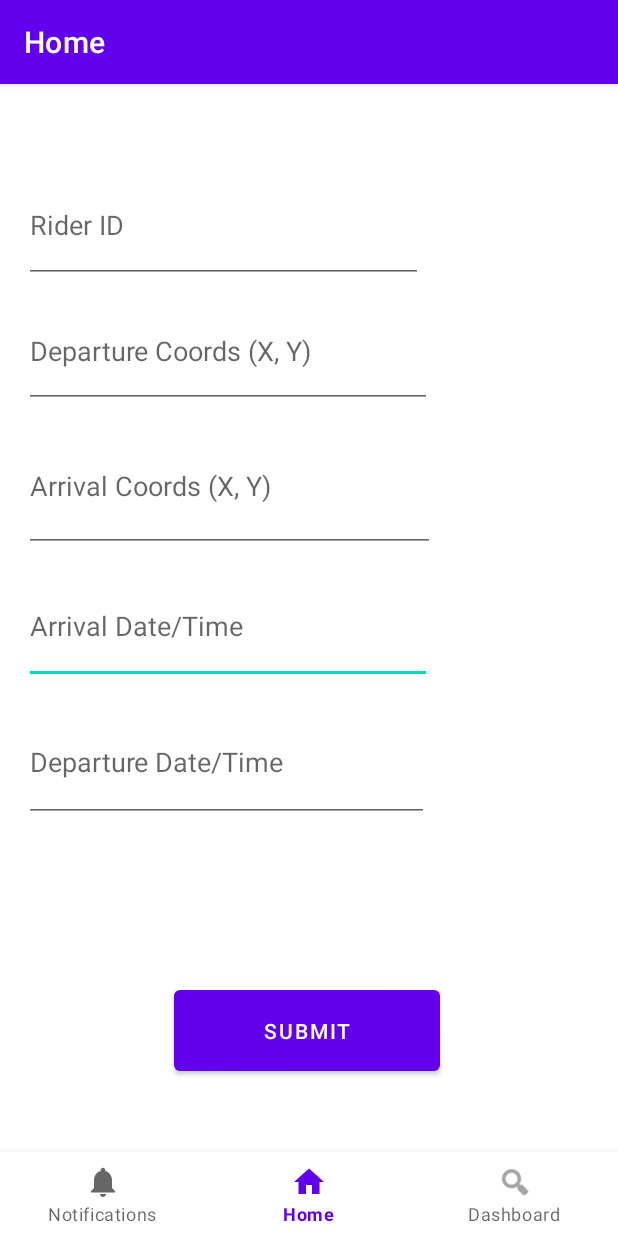
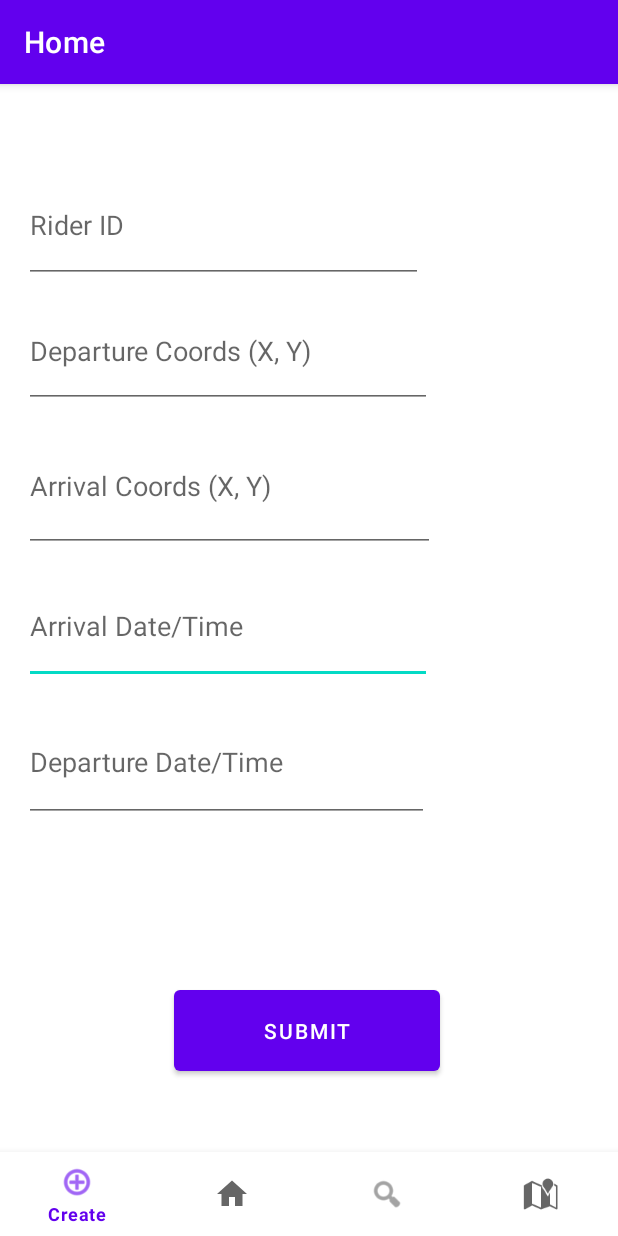
Before and after one commit to Jtho28/RollTogether, an Android app: the screen it shows after launch (MainActivity), on a phone screen of 412 x 824 dp. Run offline under Robolectric (Android 15) with nearby library versions, the phone set to English and light mode, and no system bars; our stand-ins replace navigation-ui.

Commit message:
Starting work for map view

```diff
--- a/android/app/src/main/java/com/example/rolltogether/MainActivity.kt
+++ b/android/app/src/main/java/com/example/rolltogether/MainActivity.kt
@@ -25,7 +25,7 @@ class MainActivity : AppCompatActivity() {
         // Passing each menu ID as a set of Ids because each
         // menu should be considered as top level destinations.
         val appBarConfiguration = AppBarConfiguration(setOf(
-                R.id.navigation_home, R.id.navigation_dashboard, R.id.navigation_notifications))
+                R.id.navigation_home, R.id.navigation_recommend, R.id.navigation_notifications))
         setupActionBarWithNavController(navController, appBarConfiguration)
         navView.setupWithNavController(navController)
     }
--- a/android/app/src/main/res/menu/bottom_nav_menu.xml
+++ b/android/app/src/main/res/menu/bottom_nav_menu.xml
@@ -3,19 +3,24 @@
     xmlns:android="http://schemas.android.com/apk/res/android">
 
     <item
-        android:id="@+id/navigation_notifications"
+        android:id="@+id/navigation_create"
         android:layout_width="wrap_content"
         android:layout_height="wrap_content"
-        android:icon="@drawable/ic_notifications_black_24dp"
-        android:title="@string/title_notifications" />
+        android:icon="@android:drawable/ic_menu_add"
+        android:title="@string/title_create" />
     <item
-        android:id="@+id/navigation_home"
+        android:id="@+id/navigation_schedule"
         android:icon="@drawable/ic_home_black_24dp"
-        android:title="@string/title_home" />
+        android:title="@string/title_schedule" />
 
     <item
-        android:id="@+id/navigation_dashboard"
+        android:id="@+id/navigation_recommend"
         android:icon="@android:drawable/ic_menu_search"
-        android:title="@string/title_dashboard" />
+        android:title="@string/title_recommend" />
+
+    <item
+        android:id="@+id/navigation_map"
+        android:icon="@android:drawable/ic_dialog_map"
+        android:title="@string/title_map" />
 
 </menu>
--- a/android/app/src/main/res/navigation/mobile_navigation.xml
+++ b/android/app/src/main/res/navigation/mobile_navigation.xml
@@ -12,10 +12,10 @@
         tools:layout="@layout/fragment_home" />
 
     <fragment
-        android:id="@+id/navigation_dashboard"
+        android:id="@+id/navigation_recommend"
         android:name="com.example.rolltogether.ui.dashboard.DashboardFragment"
         android:label="@string/title_dashboard"
-        tools:layout="@layout/fragment_dashboard" />
+        tools:layout="@layout/fragment_recommend" />
 
     <fragment
         android:id="@+id/navigation_notifications"
--- a/android/app/src/main/res/values/strings.xml
+++ b/android/app/src/main/res/values/strings.xml
@@ -3,4 +3,8 @@
     <string name="title_home">Home</string>
     <string name="title_dashboard">Dashboard</string>
     <string name="title_notifications">Notifications</string>
+    <string name="title_create">Create</string>
+    <string name="title_schedule">Schedule</string>
+    <string name="title_recommend">Recommend</string>
+    <string name="title_map">Map</string>
 </resources>
```
Also changed, not shown: android/app/src/main/res/layout/fragment_recommend.xml (renamed from android/app/src/main/res/layout/fragment_dashboard.xml).
